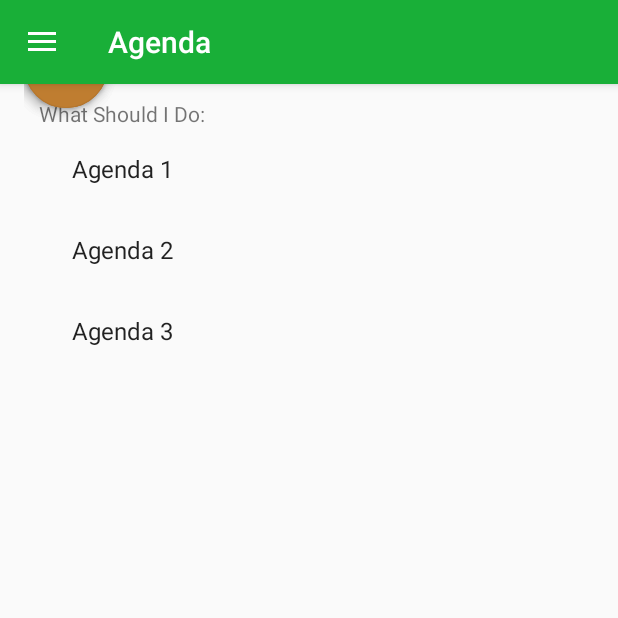
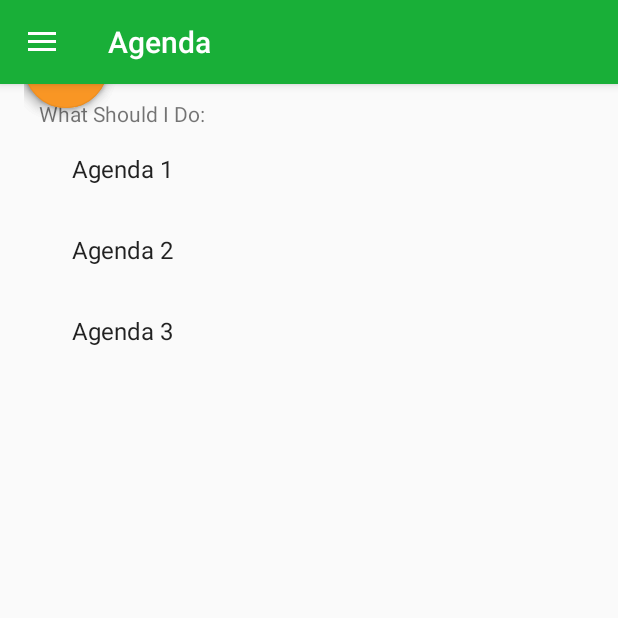
Before and after one commit to ugikmat/Col-LAB, an Android app: the screen it shows after launch once a user with an empty profile is signed in (MainActivity), after a tap on an icon or button, on a phone screen of 412 x 824 dp, the top half of it. Run offline under Robolectric (Android 15) with nearby library versions, the phone set to English and light mode, and no system bars; our stand-ins replace Firebase (no records; nobody signed in at launch, a user with empty details on screens opened directly); libraries missing offline, so code that uses them is left out: com.robertlevonyan.views; plain views replace FloatingActionButton, FloatingLayout; 4 statements that could not run were skipped; 2 other taps on this screen came first.

Commit message:
Improve UX

```diff
--- a/app/src/main/java/id/poros/filkom/col_lab/MainActivity.java
+++ b/app/src/main/java/id/poros/filkom/col_lab/MainActivity.java
@@ -125,7 +125,7 @@ public class MainActivity extends AppCompatActivity
                 break;
             case R.id.nav_feedback:tag="ACTIVITY"; cls = FeedbackActivity.class;
                 break;
-            case R.id.nav_agenda:getSupportActionBar().setTitle("Agenda");tag="AGENDA";fabAdd.setText("New Agenda");fabJoin.setText("Join Agendagit ");
+            case R.id.nav_agenda:getSupportActionBar().setTitle("Agenda");tag="AGENDA";fabAdd.setText("New Agenda");fabJoin.setText("Join Agenda");
                 break;
             case R.id.nav_event:getSupportActionBar().setTitle("Event");tag="EVENT";fabAdd.setText("New Event");fabJoin.setText("Join Event");
                 break;
@@ -139,7 +139,7 @@ public class MainActivity extends AppCompatActivity
         drawer.closeDrawer(GravityCompat.START);
         if (tag.equalsIgnoreCase("ACTIVITY"))startActivity(new Intent(this,cls));
         else if(!tag.isEmpty()) return switchFragment(tag);
-        else Toast.makeText(this,"Unimplemented Yet!",Toast.LENGTH_SHORT).show();
+        else Toast.makeText(this,"Not Implemented Yet!",Toast.LENGTH_SHORT).show();
         return false;
     }
 
--- a/app/src/main/res/layout/fragment_agenda.xml
+++ b/app/src/main/res/layout/fragment_agenda.xml
@@ -14,7 +14,7 @@
         android:id="@+id/agenda_text"
         android:layout_width="match_parent"
         android:layout_height="wrap_content"
-        android:text="What Should I Do:"
+        android:text="@string/agenda_text"
         android:layout_margin="10dp"
         app:layout_constraintLeft_toLeftOf="parent"
         app:layout_constraintTop_toTopOf="parent"
--- a/app/src/main/res/layout/fragment_event.xml
+++ b/app/src/main/res/layout/fragment_event.xml
@@ -14,7 +14,7 @@
         android:id="@+id/event_text"
         android:layout_width="match_parent"
         android:layout_height="wrap_content"
-        android:text="My Current Event:"
+        android:text="@string/event_text"
         android:layout_margin="10dp"
         app:layout_constraintLeft_toLeftOf="parent"
         app:layout_constraintTop_toTopOf="parent"
--- a/app/src/main/res/layout/fragment_org_list.xml
+++ b/app/src/main/res/layout/fragment_org_list.xml
@@ -14,7 +14,7 @@
         android:id="@+id/org_text"
         android:layout_width="match_parent"
         android:layout_height="wrap_content"
-        android:text="My Current Organization:"
+        android:text="@string/organization_text"
         android:layout_margin="10dp"
         app:layout_constraintLeft_toLeftOf="parent"
         app:layout_constraintTop_toTopOf="parent"
--- a/app/src/main/res/values/colors.xml
+++ b/app/src/main/res/values/colors.xml
@@ -2,6 +2,6 @@
 <resources>
     <color name="colorPrimary">#19af38</color>
     <color name="colorPrimaryDark">#22c642</color>
-    <color name="colorAccent">#bf7d30</color>
+    <color name="colorAccent">#f99624</color>
     <color name="background">#bebcb6</color>
 </resources>
--- a/app/src/main/res/values/strings.xml
+++ b/app/src/main/res/values/strings.xml
@@ -25,6 +25,7 @@
     <string name="feedback_hint">Type your feedback here...</string>
     <string name="feedback_send">Send</string>
 
-    <!-- TODO: Remove or change this placeholder text -->
-    <string name="hello_blank_fragment">Hello blank fragment</string>
+    <string name="agenda_text">What Should I Do:</string>
+    <string name="event_text">My Current Event</string>
+    <string name="organization_text">My Current Organization</string>
 </resources>
```
